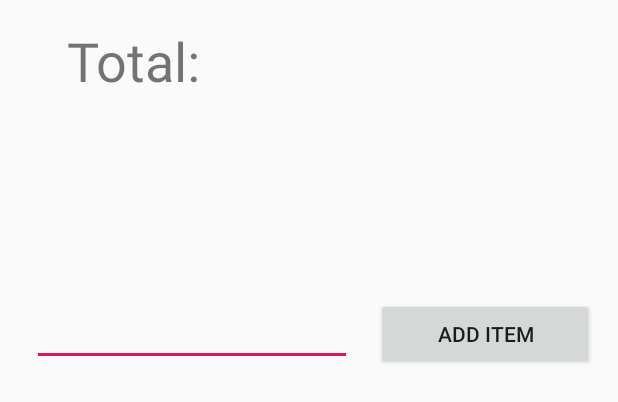
After one commit to Lifetown-Columbus/lifetown-pos, an Android app: the layout fragment_checkout.xml on its own in the app's theme, with its tools: preview values and no code run, on a phone screen of 412 x 824 dp. The commit adds this screen. Shown: the top 402 px of the screen. Run offline under Robolectric (Android 15) with nearby library versions, the light colour scheme and no system bars.

Commit message:
moved add item stuff to a fragment

```diff
--- a/app/build.gradle
+++ b/app/build.gradle
@@ -30,12 +30,14 @@ android {
 
 dependencies {
     implementation fileTree(dir: 'libs', include: ['*.jar'])
-    implementation"org.jetbrains.kotlin:kotlin-stdlib-jdk7:$kotlin_version"
+    implementation "org.jetbrains.kotlin:kotlin-stdlib-jdk7:$kotlin_version"
     implementation 'com.android.support:appcompat-v7:28.0.0'
     implementation 'com.android.support.constraint:constraint-layout:1.1.3'
+    implementation 'com.android.support:support-v4:28.0.0'
     testImplementation 'junit:junit:4.12'
     testImplementation 'org.robolectric:robolectric:4.0.2'
     androidTestImplementation "androidx.test.ext:junit:1.0.0"
     androidTestImplementation "androidx.test:rules:1.1.0"
     androidTestImplementation 'androidx.test.espresso:espresso-core:3.1.0'
+    implementation 'android.arch.navigation:navigation-fragment:1.0.0-alpha07'
 }
--- a/app/src/main/AndroidManifest.xml
+++ b/app/src/main/AndroidManifest.xml
@@ -9,7 +9,7 @@
             android:roundIcon="@mipmap/ic_launcher_round"
             android:supportsRtl="true"
             android:theme="@style/AppTheme" tools:ignore="GoogleAppIndexingWarning">
-        <activity android:name="org.lifetowncolumbus.pos.activities.Checkout">
+        <activity android:name="org.lifetowncolumbus.pos.checkout.CheckoutActivity">
             <intent-filter>
                 <action android:name="android.intent.action.MAIN"/>
 
--- /dev/null
+++ b/app/src/main/res/layout/fragment_checkout.xml
@@ -0,0 +1,43 @@
+<?xml version="1.0" encoding="utf-8"?>
+<android.support.constraint.ConstraintLayout xmlns:android="http://schemas.android.com/apk/res/android"
+                                             xmlns:tools="http://schemas.android.com/tools"
+                                             android:layout_width="match_parent"
+                                             android:layout_height="match_parent"
+                                             xmlns:app="http://schemas.android.com/apk/res-auto"
+                                             tools:context=".checkout.CheckoutFragment" android:id="@+id/constraintLayout">
+
+
+    <TextView
+            android:layout_width="135dp"
+            android:layout_height="60dp"
+            android:id="@+id/totalLabel" android:layout_marginTop="16dp"
+            app:layout_constraintTop_toTopOf="parent" android:textSize="36sp"
+            android:text="@string/total_label" android:layout_marginEnd="16dp"
+            app:layout_constraintEnd_toStartOf="@+id/total"/>
+    <TextView
+            android:layout_width="200dp"
+            android:layout_height="60dp"
+            android:id="@+id/total"
+            android:textSize="36sp"
+            app:layout_constraintEnd_toEndOf="parent"
+            android:layout_marginEnd="16dp" android:layout_marginTop="16dp" app:layout_constraintTop_toTopOf="parent"/>
+    <Button
+            android:text="@string/add_item_button"
+            android:layout_width="145dp"
+            android:layout_height="wrap_content"
+            android:id="@+id/addItemButton"
+            android:layout_marginTop="16dp"
+            app:layout_constraintTop_toBottomOf="@+id/total" android:layout_marginBottom="16dp"
+            app:layout_constraintBottom_toBottomOf="parent" app:layout_constraintVertical_bias="0.16000003"
+            android:layout_marginEnd="16dp"
+            app:layout_constraintEnd_toEndOf="parent"/>
+    <EditText
+            android:layout_width="wrap_content"
+            android:layout_height="wrap_content"
+            android:ems="10"
+            android:id="@+id/itemValue"
+            android:imeOptions="actionDone"
+            app:layout_constraintEnd_toStartOf="@+id/addItemButton" android:layout_marginEnd="16dp"
+            app:layout_constraintBaseline_toBaselineOf="@+id/addItemButton" android:inputType="numberDecimal"
+    />
+</android.support.constraint.ConstraintLayout>
--- a/app/src/main/res/values/strings.xml
+++ b/app/src/main/res/values/strings.xml
@@ -2,4 +2,7 @@
     <string name="app_name">LifeTown POS</string>
     <string name="total_label">Total:</string>
     <string name="add_item_button">Add Item</string>
+
+    <!-- TODO: Remove or change this placeholder text -->
+    <string name="hello_blank_fragment">Hello blank fragment</string>
 </resources>
```
Also changed, not shown: app/src/main/java/org/lifetowncolumbus/pos/checkout/CheckoutActivity.kt (added, +22 -0 lines), app/src/main/java/org/lifetowncolumbus/pos/checkout/CheckoutFragment.kt (renamed from app/src/main/java/org/lifetowncolumbus/pos/activities/Checkout.kt, +29 -12 lines), app/src/main/res/layout/activity_checkout.xml (+8 -36 lines), app/src/main/res/navigation/navigation.xml (added, +9 -0 lines), 2 other files.
